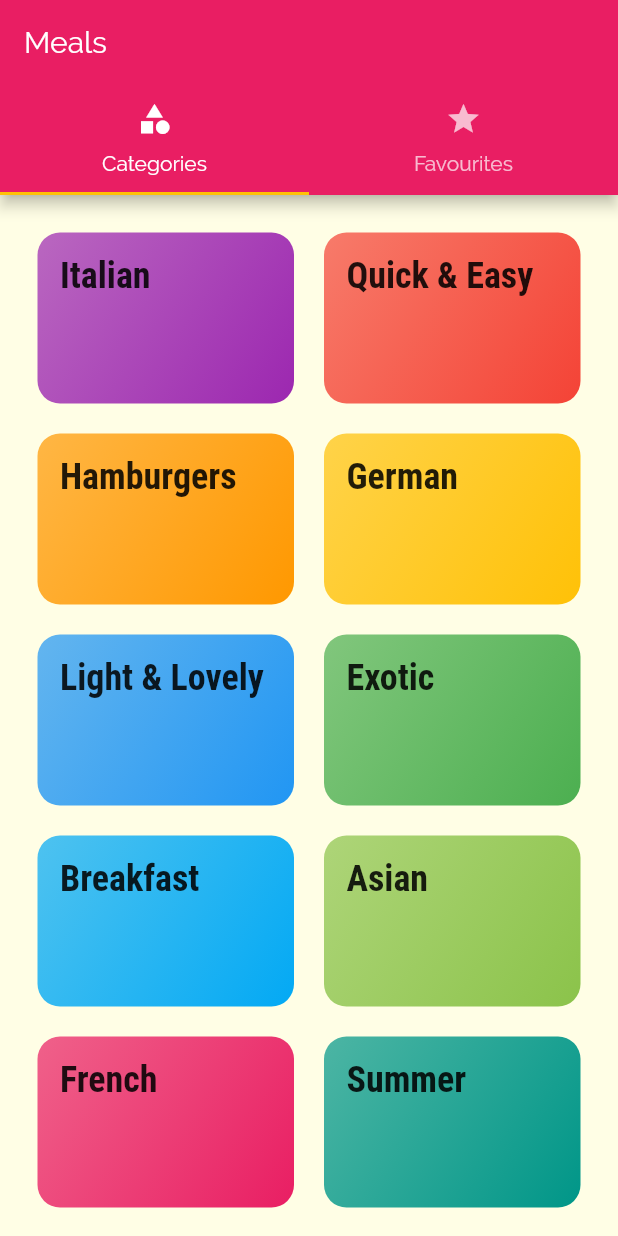
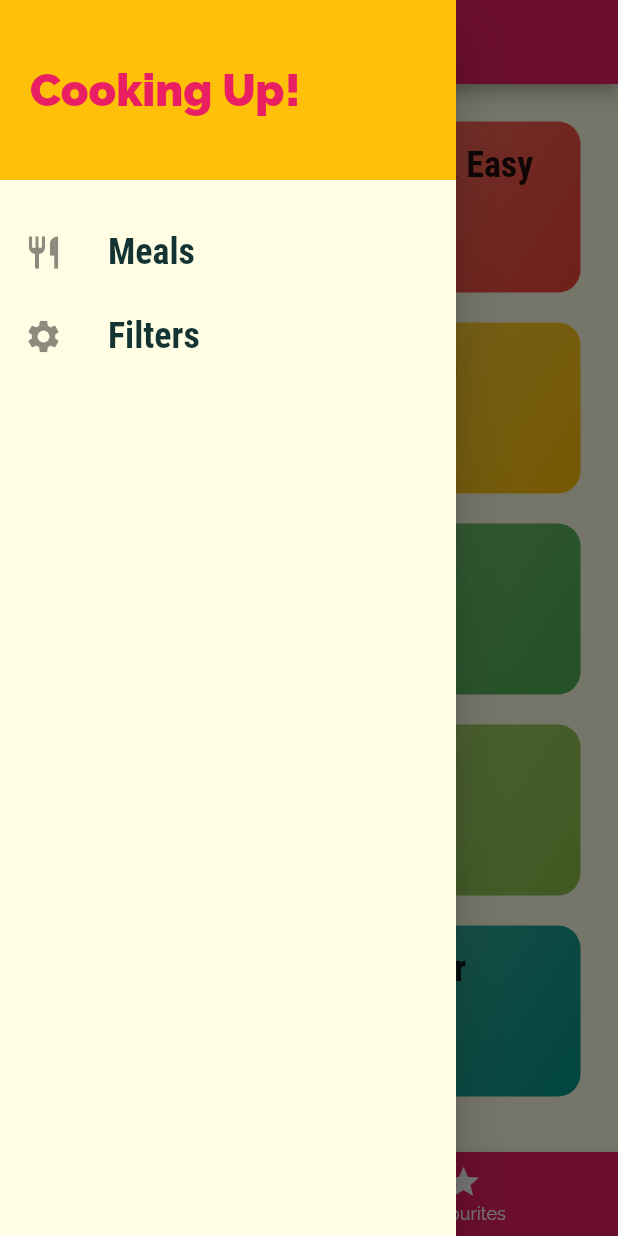
Before and after one commit to CNCSAndroid/meals_app, a Flutter app: the screen it shows after launch, with the side drawer open (before the commit the screen has no drawer), on a phone screen of 412 x 824 dp. Run offline on Flutter 3.47's test engine with Material 2 defaults, Android fonts, the phone set to English and light mode, and no system bars.

Commit message:
Adding Drawer to application

```diff
--- a/lib/main.dart
+++ b/lib/main.dart
@@ -1,8 +1,8 @@
 import 'package:flutter/material.dart';
-import 'package:mealsapp/screens/meal_detail_screen.dart';
-import 'package:mealsapp/screens/tabs_screen.dart';
+import './screens/filter_screen.dart';
+import './screens/meal_detail_screen.dart';
+import './screens/tabs_screen.dart';
 import 'screens/category_meals_screen.dart';
-import 'screens/categories_screen.dart';
 
 void main() {
   runApp(MyApp());
@@ -30,9 +30,12 @@ class MyApp extends StatelessWidget {
                   fontFamily: 'RobotoCondensed',
                   fontWeight: FontWeight.bold))),
       home: TabsScreen(),
+      //initialRoute: '/',
       routes: {
+        '/home': (ctx) => TabsScreen(),
         CategoryMealsScreen.routeName: (ctx) => CategoryMealsScreen(),
         MealDetailScreen.routename: (ctx) => MealDetailScreen(),
+        FilterScreen.routeName: (ctx) => FilterScreen(),
       },
       onUnknownRoute: (settings) {
         return MaterialPageRoute(
--- a/lib/screens/categories_screen.dart
+++ b/lib/screens/categories_screen.dart
@@ -1,6 +1,6 @@
 import 'package:flutter/material.dart';
-import 'package:mealsapp/widgets/category_item.dart';
-import 'package:mealsapp/dummy_data.dart';
+import '../widgets/category_item.dart';
+import '../dummy_data.dart';
 
 class CategoriesScreen extends StatelessWidget {
   @override
--- a/lib/screens/category_meals_screen.dart
+++ b/lib/screens/category_meals_screen.dart
@@ -1,6 +1,6 @@
 import 'package:flutter/material.dart';
-import 'package:mealsapp/dummy_data.dart';
-import 'package:mealsapp/widgets/meal_item.dart';
+import '../dummy_data.dart';
+import '../widgets/meal_item.dart';
 
 class CategoryMealsScreen extends StatelessWidget {
   static const String routeName = '/category-meals';
--- /dev/null
+++ b/lib/screens/filter_screen.dart
@@ -0,0 +1,18 @@
+import 'package:flutter/material.dart';
+import '../widgets/main_drawer.dart';
+
+class FilterScreen extends StatelessWidget {
+  static const routeName = '/filters';
+
+  @override
+  Widget build(BuildContext context) {
+    return Scaffold(
+        appBar: AppBar(
+          title: Text('Your Filters'),
+        ),
+        drawer: MainDrawer(),
+        body: Center(
+          child: Text('Filters'),
+        ));
+  }
+}
--- a/lib/screens/meal_detail_screen.dart
+++ b/lib/screens/meal_detail_screen.dart
@@ -1,5 +1,5 @@
 import 'package:flutter/material.dart';
-import 'package:mealsapp/dummy_data.dart';
+import '../dummy_data.dart';
 
 class MealDetailScreen extends StatelessWidget {
   static const routename = '/meal-detail';
--- a/lib/screens/tabs_screen.dart
+++ b/lib/screens/tabs_screen.dart
@@ -1,6 +1,7 @@
 import 'package:flutter/material.dart';
-import 'package:mealsapp/screens/category_meals_screen.dart';
-import 'package:mealsapp/screens/favourites_screen.dart';
+
+import '../screens/favourites_screen.dart';
+import '../widgets/main_drawer.dart';
 
 import 'categories_screen.dart';
 
@@ -12,26 +13,55 @@ class TabsScreen extends StatefulWidget {
 }
 
 class _TabsScreenState extends State<TabsScreen> {
+  final List<Map<String, Object>> _pages = [
+    {
+      'page': CategoriesScreen(),
+      'title': 'Categories',
+    },
+    {
+      'page': FavouritesScreen(),
+      'title': 'Favourites',
+    }
+  ];
+
+  int _selectedPageIndex = 0;
+
+  void _selectPage(int index) {
+    setState(() {
+      _selectedPageIndex = index;
+    });
+  }
+
   @override
   Widget build(BuildContext context) {
     return DefaultTabController(
       length: 2,
       child: Scaffold(
-          appBar: AppBar(
-            title: Text('Meals'),
-            bottom: TabBar(
-              tabs: <Widget>[
-                Tab(icon: Icon(Icons.category), text: 'Categories'),
-                Tab(icon: Icon(Icons.star), text: 'Favourites')
-              ],
-            ),
-          ),
-          body: TabBarView(
-            children: <Widget>[
-              CategoriesScreen(),
-              FavouritesScreen(),
-            ],
-          )),
+        appBar: AppBar(
+          title: Text(_pages[_selectedPageIndex]['title']),
+        ),
+        drawer: MainDrawer(),
+        body: _pages[_selectedPageIndex]['page'],
+        bottomNavigationBar: BottomNavigationBar(
+            onTap: _selectPage,
+            backgroundColor: Theme.of(context).primaryColor,
+            unselectedItemColor: Colors.white,
+            selectedItemColor: Theme.of(context).accentColor,
+            currentIndex: _selectedPageIndex,
+            //type: BottomNavigationBarType.shifting,
+            items: [
+              BottomNavigationBarItem(
+                backgroundColor: Theme.of(context).primaryColor,
+                icon: Icon(Icons.category),
+                title: Text('Categories'),
+              ),
+              BottomNavigationBarItem(
+                backgroundColor: Theme.of(context).primaryColor,
+                icon: Icon(Icons.star),
+                title: Text('Favourites'),
+              )
+            ]),
+      ),
     );
   }
 }
--- /dev/null
+++ b/lib/widgets/main_drawer.dart
@@ -0,0 +1,53 @@
+import 'package:flutter/material.dart';
+import '../screens/filter_screen.dart';
+
+class MainDrawer extends StatelessWidget {
+  Widget buildListTile(String title, IconData icon, Function tapHandler) {
+    return ListTile(
+      leading: Icon(
+        icon,
+        size: 26,
+      ),
+      title: Text(
+        title,
+        style: TextStyle(
+          fontFamily: 'RobotoCondensed',
+          fontSize: 24,
+          fontWeight: FontWeight.w700,
+        ),
+      ),
+      onTap: tapHandler,
+    );
+  }
+
+  @override
+  Widget build(BuildContext context) {
+    return Drawer(
+      child: Column(
+        children: <Widget>[
+          Container(
+            height: 120,
+            width: double.infinity,
+            padding: EdgeInsets.all(20),
+            alignment: Alignment.centerLeft,
+            color: Theme.of(context).accentColor,
+            child: Text('Cooking Up!',
+                style: TextStyle(
+                    fontWeight: FontWeight.w900,
+                    fontSize: 30,
+                    color: Theme.of(context).primaryColor)),
+          ),
+          SizedBox(
+            height: 20,
+          ),
+          buildListTile('Meals', Icons.restaurant, () {
+            Navigator.of(context).pushReplacementNamed('/home');
+          }),
+          buildListTile('Filters', Icons.settings, () {
+            Navigator.of(context).pushReplacementNamed(FilterScreen.routeName);
+          }),
+        ],
+      ),
+    );
+  }
+}
--- a/lib/widgets/meal_item.dart
+++ b/lib/widgets/meal_item.dart
@@ -1,7 +1,7 @@
 import 'package:flutter/cupertino.dart';
 import 'package:flutter/material.dart';
-import 'package:mealsapp/model/meal.dart';
-import 'package:mealsapp/screens/meal_detail_screen.dart';
+import '../model/meal.dart';
+import '../screens/meal_detail_screen.dart';
 
 class MealItem extends StatelessWidget {
   final String id;
```
